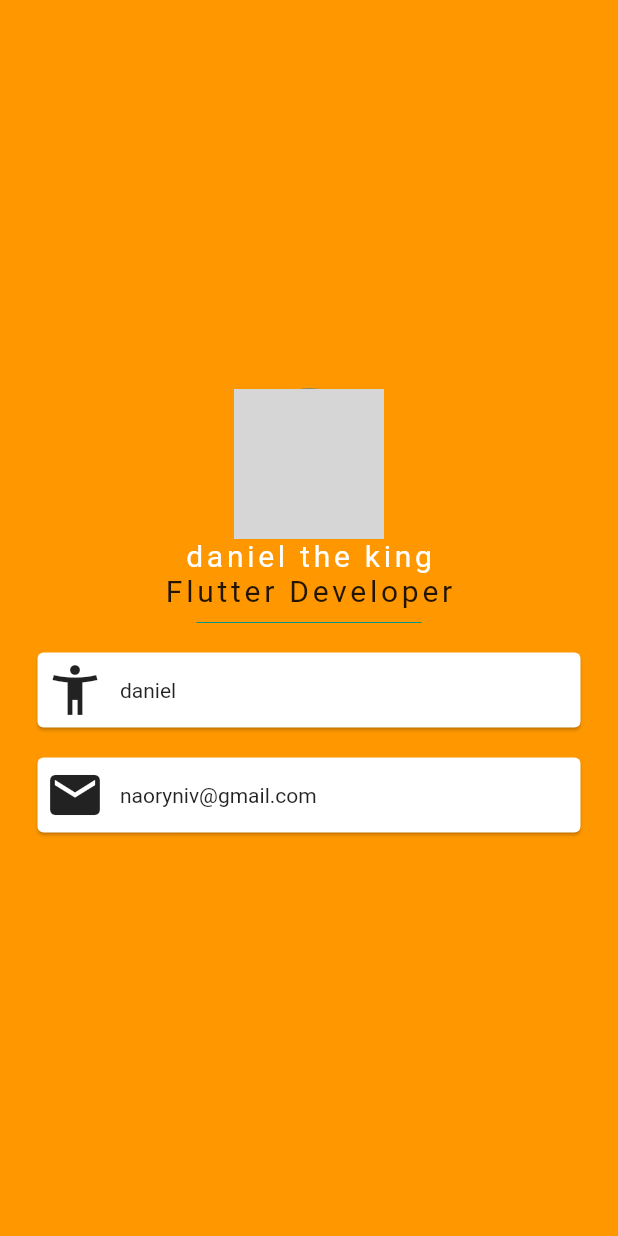
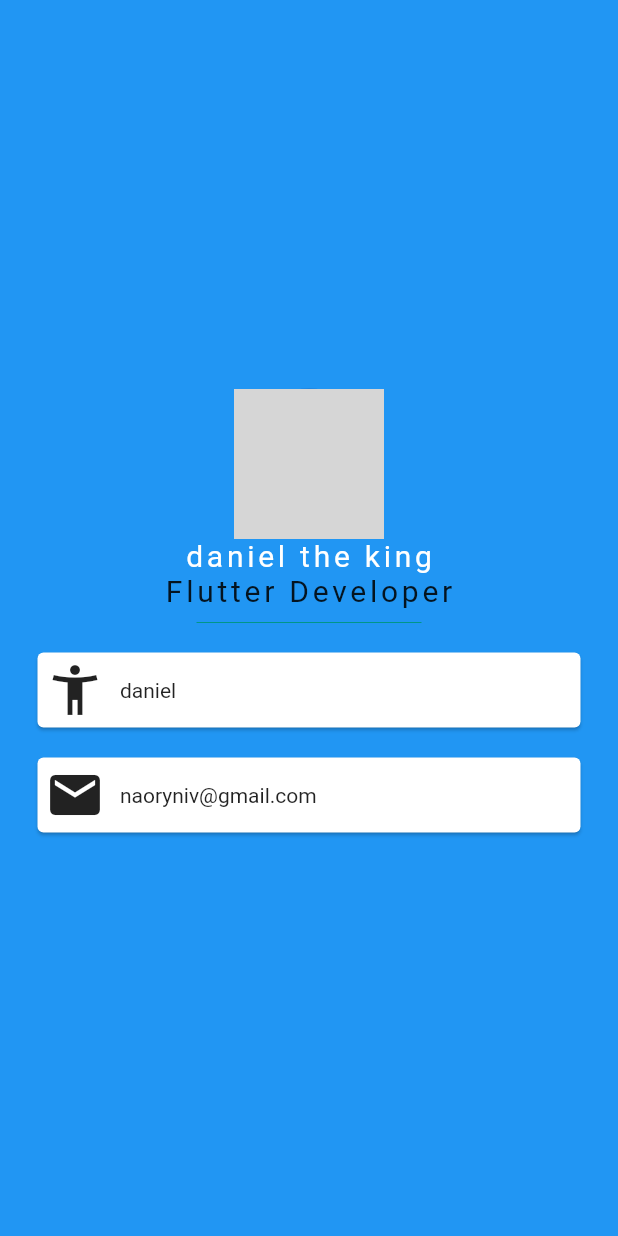
Before and after one commit to nivnaory/homephiys, a Flutter app: the screen it shows after launch, on a phone screen of 412 x 824 dp. Run offline on Flutter 3.47's test engine with Material 2 defaults, Android fonts, the phone set to English and light mode, and no system bars; grey boxes are pictures that could not be loaded.

Commit message:
change color to blue

```diff
--- a/lib/main.dart
+++ b/lib/main.dart
@@ -11,7 +11,7 @@ class MyApp extends StatelessWidget {
   Widget build(BuildContext context) {
     return MaterialApp(
       home: Scaffold(
-        backgroundColor: Colors.orange,
+        backgroundColor: Colors.blue,
         body: SafeArea(
             child:Column(mainAxisAlignment:MainAxisAlignment.center,
                 children:<Widget>[
```
